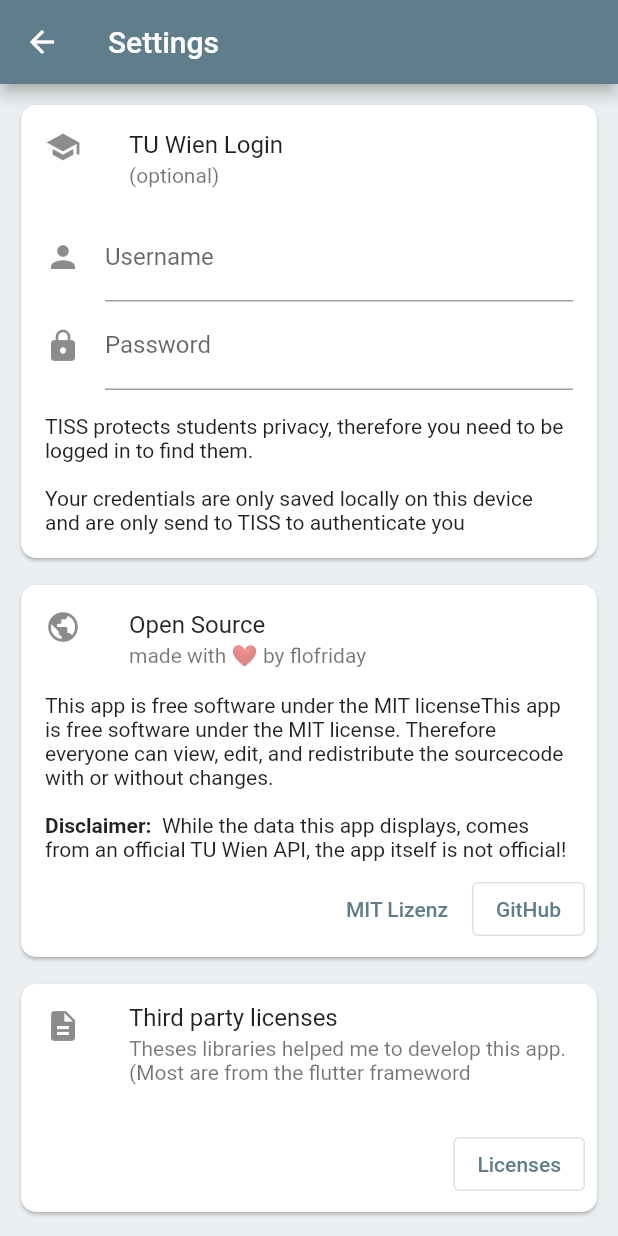
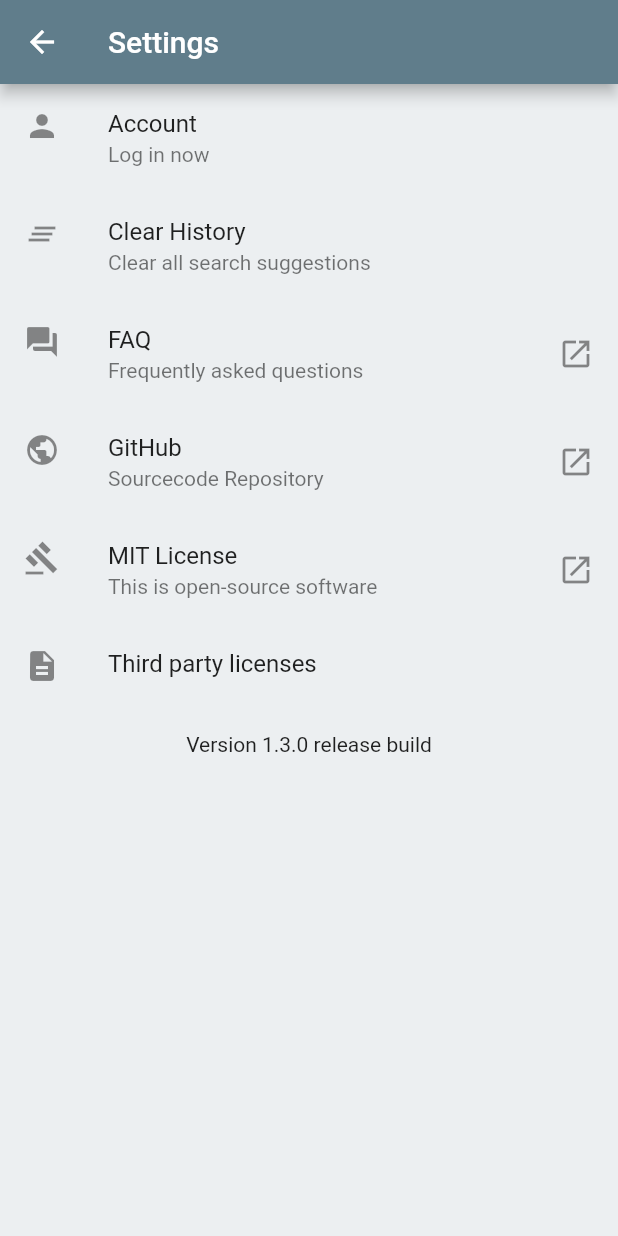
Before and after one commit to flofriday/TU_Wien_Addressbook, a Flutter app: the SettingsScreen screen opened directly, on a phone screen of 412 x 824 dp. Run offline on Flutter 3.47's test engine with Material 2 defaults, Android fonts, the phone set to English and light mode, and no system bars; our stand-ins replace package_info_plus, share_plus, shared_preferences; missing offline and left inert: uri; accounts and stored records are empty.

Commit message:
Improve Settings UI
Yes this a shitload of a rewrite.
The whole login manager had to be rewritten since, multiple instances
hindered me.

```diff
--- a/lib/screens/person_screen.dart
+++ b/lib/screens/person_screen.dart
@@ -1,5 +1,5 @@
 import 'package:flutter/material.dart';
-import 'package:share/share.dart';
+import 'package:share_plus/share_plus.dart';
 import 'package:tu_wien_addressbook/models/person.dart';
 import 'package:tu_wien_addressbook/widgets/employee_card.dart';
 import 'package:tu_wien_addressbook/widgets/student_card.dart';
--- a/lib/screens/settings_screen.dart
+++ b/lib/screens/settings_screen.dart
@@ -1,32 +1,156 @@
+import 'package:flutter/foundation.dart';
 import 'package:flutter/material.dart';
-import 'package:tu_wien_addressbook/widgets/login_card.dart';
-import 'package:tu_wien_addressbook/widgets/opensource_card.dart';
-import 'package:tu_wien_addressbook/widgets/thirdparty_card.dart';
+import 'package:package_info_plus/package_info_plus.dart';
+import 'package:shared_preferences/shared_preferences.dart';
+import 'package:tu_wien_addressbook/models/suggestion_manager.dart';
+import 'package:tu_wien_addressbook/models/tiss_login_manager.dart';
+import 'package:tu_wien_addressbook/widgets/utils.dart';
 
-class SettingsScreen extends StatelessWidget {
-  static const EdgeInsets cardPadding =
-      EdgeInsets.only(top: 10, left: 10, right: 10);
+import 'login_screen.dart';
+
+class SettingsScreen extends StatefulWidget {
+  const SettingsScreen({Key? key}) : super(key: key);
+
+  @override
+  _SettingsScreenState createState() => _SettingsScreenState();
+}
+
+class _SettingsScreenState extends State<SettingsScreen> {
+  Future<PackageInfo> _packageInfo = PackageInfo.fromPlatform();
 
   @override
   Widget build(BuildContext context) {
+    print("build");
+
     return Scaffold(
       appBar: AppBar(
         title: Text("Settings"),
       ),
       body: ListView(
         children: [
-          Padding(
-            padding: cardPadding,
-            child: LoginCard(),
+          ListTile(
+            leading: Icon(Icons.person),
+            title: Text("Account"),
+            subtitle: FutureBuilder(
+                future: TissLoginManager().isLoggedIn(),
+                builder: (BuildContext context, AsyncSnapshot snapshot) {
+                  if (!snapshot.hasData) return Text("");
+
+                  if (snapshot.data == true) {
+                    return FutureBuilder(
+                        future: SharedPreferences.getInstance(),
+                        builder:
+                            (BuildContext context, AsyncSnapshot snapshot) {
+                          if (!snapshot.hasData) return Text("");
+
+                          return Text(
+                              "Logged in as ${snapshot.data.getString('username')}");
+                        });
+                  }
+
+                  return Text("Log in now");
+                }),
+            onTap: () async {
+              await Navigator.push(
+                context,
+                MaterialPageRoute(builder: (context) => LoginScreen()),
+              );
+              setState(() {});
+            },
           ),
-          Padding(
-            padding: cardPadding,
-            child: OpenSourceCard(),
+          ListTile(
+            leading: Icon(Icons.clear_all),
+            title: Text("Clear History"),
+            subtitle: Text("Clear all search suggestions"),
+            onTap: () {
+              showDialog(
+                  context: context,
+                  builder: (BuildContext context) {
+                    return AlertDialog(
+                      title: const Text('Are you sure?'),
+                      content: SingleChildScrollView(
+                        child: ListBody(
+                          children: const <Widget>[
+                            Text(
+                                'This will irreversable delete all search sugestions.'),
+                          ],
+                        ),
+                      ),
+                      actions: <Widget>[
+                        ElevatedButton(
+                          style: ButtonStyle(
+                              backgroundColor:
+                                  MaterialStateProperty.all(Colors.red)),
+                          child: const Text('Delete'),
+                          onPressed: () async {
+                            await SuggestionManager().clear();
+                            Navigator.of(context).pop();
+                          },
+                        ),
+                      ],
+                    );
+                  });
+            },
           ),
-          Padding(
-            padding: cardPadding,
-            child: ThridPartyCard(),
+          ListTile(
+            leading: Icon(Icons.question_answer),
+            title: Text("FAQ"),
+            subtitle: Text("Frequently asked questions"),
+            trailing: Icon(Icons.open_in_new),
+            onTap: () {
+              launchInBrowser(
+                  "https://github.com/flofriday/TU_Wien_Addressbook#frequently-asked-question");
+            },
           ),
+          ListTile(
+            leading: Icon(Icons.public),
+            title: Text("GitHub"),
+            subtitle: Text("Sourcecode Repository"),
+            trailing: Icon(Icons.open_in_new),
+            onTap: () {
+              launchInBrowser(
+                  "https://github.com/flofriday/TU_Wien_Addressbook");
+            },
+          ),
+          ListTile(
+              leading: Icon(Icons.gavel),
+              title: Text("MIT License"),
+              subtitle: Text("This is open-source software"),
+              trailing: Icon(Icons.open_in_new),
+              onTap: () {
+                launchInBrowser(
+                    "https://github.com/flofriday/TU_Wien_Addressbook/blob/master/LICENSE");
+              }),
+          ListTile(
+            leading: Icon(Icons.description),
+            title: Text("Third party licenses"),
+            subtitle: Text(""),
+            onTap: () async {
+              PackageInfo packageInfo = await _packageInfo;
+              showLicensePage(
+                context: context,
+                applicationName: packageInfo.appName,
+                applicationVersion: packageInfo.version,
+                applicationIcon: Image(
+                  image: AssetImage('logo_small.png'),
+                  height: 100,
+                ),
+              );
+            },
+          ),
+          Center(
+              child: FutureBuilder(
+                  future: PackageInfo.fromPlatform(),
+                  builder: (BuildContext context,
+                      AsyncSnapshot<PackageInfo> snapshot) {
+                    if (!snapshot.hasData) return Text("zz");
+
+                    String build = "debug";
+                    if (kReleaseMode) build = "release";
+
+                    return Text(
+                        "Version ${snapshot.data!.version} $build build");
+                  })),
         ],
       ),
     );
--- a/lib/widgets/login_card.dart
+++ /dev/null
@@ -1,75 +0,0 @@
-import 'package:flutter/material.dart';
-import 'package:shared_preferences/shared_preferences.dart';
-
-class LoginCard extends StatelessWidget {
-  final Future<SharedPreferences> _prefs = SharedPreferences.getInstance();
-
-  @override
-  Widget build(BuildContext context) {
-    return Card(
-      child: Column(mainAxisSize: MainAxisSize.min, children: [
-        ListTile(
-          leading: Icon(Icons.school),
-          title: Text("TU Wien Login"),
-          subtitle: Text("(optional)"),
-        ),
-        Padding(
-          padding: EdgeInsets.symmetric(horizontal: 16),
-          child: FutureBuilder<SharedPreferences>(
-              future: _prefs, // a previously-obtained Future<String> or null
-              builder: (BuildContext context,
-                  AsyncSnapshot<SharedPreferences> snapshot) {
-                if (!snapshot.hasData) return Center(child: Text('Loading...'));
-
-                SharedPreferences? prefs = snapshot.data;
-
-                String username = '';
-                String password = '';
-                if (prefs!.getString("username") != null) {
-                  username = prefs.getString("username")!;
-                }
-                if (prefs.getString("password") != null) {
-                  password = prefs.getString("password")!;
-                }
-
-                return Column(mainAxisSize: MainAxisSize.min, children: [
-                  TextField(
-                    decoration: const InputDecoration(
-                      icon: Icon(Icons.person),
-                      labelText: 'Username',
-                    ),
-                    controller: TextEditingController()..text = username,
-                    onChanged: (String value) async {
-                      await prefs.setString('username', value);
-                      await prefs.remove('tisscookie');
-                      await prefs.remove('tisscookietime');
-                    },
-                  ),
-                  TextField(
-                    decoration: const InputDecoration(
-                      icon: Icon(Icons.lock),
-                      labelText: 'Password',
-                    ),
-                    obscureText: true,
-                    controller: TextEditingController()..text = password,
-                    onChanged: (String value) async {
-                      await prefs.setString('password', value);
-                      await prefs.remove('tisscookie');
-                      await prefs.remove('tisscookietime');
-                    },
-                  ),
-                  Padding(
-                    padding: EdgeInsets.symmetric(vertical: 16),
-                    child: Text("TISS protects students privacy, therefore you "
-                        "need to be logged in to find them.\n\n"
-                        "Your credentials are only saved locally on this "
-                        "device and are only send to TISS to authenticate "
-                        "you"),
-                  ),
-                ]);
-              }),
-        ),
-      ]),
-    );
-  }
-}
--- a/lib/widgets/opensource_card.dart
+++ /dev/null
@@ -1,60 +0,0 @@
-import 'package:flutter/material.dart';
-import 'package:tu_wien_addressbook/widgets/utils.dart';
-
-class OpenSourceCard extends StatelessWidget {
-  @override
-  Widget build(BuildContext context) {
-    return Card(
-      child: Column(
-        mainAxisSize: MainAxisSize.min,
-        children: [
-          ListTile(
-            leading: Icon(Icons.public),
-            title: Text("Open Source"),
-            subtitle: Text("made with ❤️ by flofriday"),
-          ),
-          Padding(
-            padding: EdgeInsets.symmetric(horizontal: 16),
-            child: RichText(
-              textAlign: TextAlign.start,
-              text: TextSpan(
-                text: 'This app is free software under the MIT license'
-                    'This app is free software under the MIT license. '
-                    'Therefore everyone can view, edit, and redistribute the '
-                    'sourcecode with or without changes.\n\n',
-                style: DefaultTextStyle.of(context).style,
-                children: <TextSpan>[
-                  TextSpan(
-                      text: 'Disclaimer: ',
-                      style: TextStyle(fontWeight: FontWeight.bold)),
-                  TextSpan(
-                      text: ' While the data this app displays, comes from an '
-                          'official TU Wien API, the app itself is not '
-                          'official!'),
-                ],
-              ),
-            ),
-          ),
-          ButtonBar(
-            buttonTextTheme: ButtonTextTheme.accent,
-            children: [
-              TextButton(
-                  onPressed: () {
-                    launchInBrowser(
-                        "https://github.com/flofriday/TU_Wien_Addressbook/blob/master/LICENSE");
-                  },
-                  child: Text("MIT Lizenz")),
-              OutlinedButton(
-                  onPressed: () {
-                    launchInBrowser(
-                        "https://github.com/flofriday/TU_Wien_Addressbook");
-                  },
-                  //icon: FaIcon(FontAwesomeIcons.github),
-                  child: Text("GitHub")),
-            ],
-          )
-        ],
-      ),
-    );
-  }
-}
--- a/lib/widgets/thirdparty_card.dart
+++ /dev/null
@@ -1,44 +0,0 @@
-import 'package:flutter/material.dart';
-import 'package:package_info/package_info.dart';
-
-class ThridPartyCard extends StatelessWidget {
-  @override
-  Widget build(BuildContext context) {
-    return Card(
-      child: Column(
-        mainAxisAlignment: MainAxisAlignment.start,
-        crossAxisAlignment: CrossAxisAlignment.start,
-        mainAxisSize: MainAxisSize.min,
-        children: [
-          ListTile(
-            isThreeLine: true,
-            leading: Icon(Icons.description),
-            title: Text("Third party licenses"),
-            subtitle: Text("Theses libraries helped me to develop this app. "
-                "(Most are from the flutter frameword"),
-          ),
-          ButtonBar(
-            children: [
-              OutlinedButton(
-                //textTheme: ButtonTextTheme.accent,
-                onPressed: () async {
-                  PackageInfo packageInfo = await PackageInfo.fromPlatform();
-                  showLicensePage(
-                    context: context,
-                    applicationName: packageInfo.appName,
-                    applicationVersion: packageInfo.version,
-                    applicationIcon: Image(
-                      image: AssetImage('logo_small.png'),
-                      height: 100,
-                    ),
-                  );
-                },
-                child: Text("Licenses"),
-              ),
-            ],
-          ),
-        ],
-      ),
-    );
-  }
-}
--- a/pubspec.yaml
+++ b/pubspec.yaml
@@ -11,7 +11,7 @@ description: An addressbook for TU Wien
 # In iOS, build-name is used as CFBundleShortVersionString while build-number used as CFBundleVersion.
 # Read more about iOS versioning at
 # https://developer.apple.com/library/archive/documentation/General/Reference/InfoPlistKeyReference/Articles/CoreFoundationKeys.html
-version: 1.2.0
+version: 1.3.0
 
 environment:
   sdk: ">=2.12.0 <3.0.0"
@@ -43,10 +43,10 @@ dependencies:
   shared_preferences: ^2.0.6
 
   # To share text with other apps
-  share: ^2.0.4
+  share_plus: ^2.1.4
 
   # Get information about the app itself
-  package_info: ^2.0.2
+  package_info_plus: ^1.0.4
 
 dev_dependencies:
   flutter_test:
```
Also changed, not shown: lib/models/suggestion_manager.dart (+12 -3 lines), lib/models/tiss_login_manager.dart (+45 -5 lines), lib/screens/login_screen.dart (added, +206 -0 lines), pubspec.lock, 3 other files.
